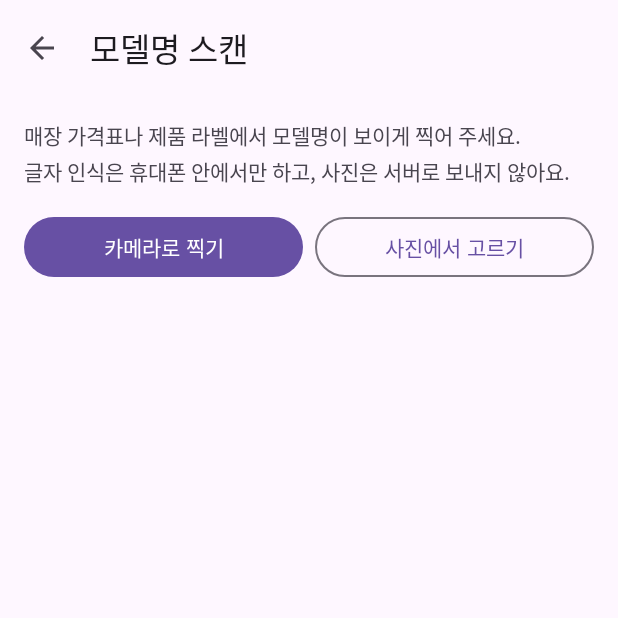
After one commit to immmingyu/appliance-trend-insight-app, an Android app: the ScanActivity screen opened directly, with no data from a screen before it, on a phone screen of 412 x 824 dp, the top half of it. The commit adds this screen. Run offline under Robolectric (Android 15) with nearby library versions, the phone set to English and light mode, and no system bars; libraries missing offline, so code that uses them is left out: com.google.mlkit.vision; network calls fail; pictures from the network do not load; 1 statement that could not run was skipped.

Commit message:
모델명 스캔 추가 (ML Kit 글자 인식)
- 카메라 촬영 또는 갤러리 사진에서 기기 안 글자 인식
- 모델명 후보 판별 로직 (ModelNameExtractor) 및 단위 테스트 6개
- 사진 속 품목 이름도 함께 찾아 검색에 넘김
- 홈 검색창 옆 카메라 버튼 추가

```diff
--- a/app/build.gradle.kts
+++ b/app/build.gradle.kts
@@ -51,4 +51,5 @@ dependencies {
     implementation("androidx.swiperefreshlayout:swiperefreshlayout:1.1.0")
     implementation("com.github.PhilJay:MPAndroidChart:v3.1.0")
     implementation("androidx.work:work-runtime:2.9.1")
+    implementation("com.google.mlkit:text-recognition-korean:16.0.1")
 }
--- a/app/src/main/java/com/example/gajeontiming/MainActivity.java
+++ b/app/src/main/java/com/example/gajeontiming/MainActivity.java
@@ -73,6 +73,8 @@ public class MainActivity extends AppCompatActivity {
 
         // 검색: 키보드의 검색 키 또는 돋보기 버튼
         searchButton.setOnClickListener(v -> search());
+        findViewById(R.id.home_scan_button).setOnClickListener(v ->
+                startActivity(new Intent(this, ScanActivity.class)));   // F-16 모델명 스캔
         searchInput.setOnEditorActionListener((v, actionId, event) -> {
             boolean enter = event != null && event.getKeyCode() == KeyEvent.KEYCODE_ENTER
                     && event.getAction() == KeyEvent.ACTION_DOWN;
--- /dev/null
+++ b/app/src/main/java/com/example/gajeontiming/ScanActivity.java
@@ -0,0 +1,213 @@
+package com.example.gajeontiming;
+
+import android.content.Intent;
+import android.net.Uri;
+import android.os.Bundle;
+import android.view.LayoutInflater;
+import android.view.MenuItem;
+import android.view.View;
+import android.widget.Button;
+import android.widget.EditText;
+import android.widget.ImageView;
+import android.widget.ProgressBar;
+import android.widget.TextView;
+import android.widget.Toast;
+
+import androidx.activity.result.ActivityResultLauncher;
+import androidx.activity.result.PickVisualMediaRequest;
+import androidx.activity.result.contract.ActivityResultContracts;
+import androidx.annotation.NonNull;
+import androidx.appcompat.app.AppCompatActivity;
+import androidx.core.content.FileProvider;
+
+import com.example.gajeontiming.model.Categories;
+import com.example.gajeontiming.scan.ModelNameExtractor;
+import com.google.android.material.appbar.MaterialToolbar;
+import com.google.android.material.chip.Chip;
+import com.google.android.material.chip.ChipGroup;
+import com.google.mlkit.vision.common.InputImage;
+import com.google.mlkit.vision.text.TextRecognition;
+import com.google.mlkit.vision.text.TextRecognizer;
+import com.google.mlkit.vision.text.korean.KoreanTextRecognizerOptions;
+
+import java.io.File;
+import java.io.IOException;
+
+/**
+ * F-16 모델명 스캔 화면.
+ * 가격표 · 제품 라벨을 찍거나(기본 카메라 앱) 갤러리에서 고르면,
+ * ML Kit이 기기 안에서 글자를 읽고(인터넷 · 서버 전송 없음) 모델명 후보를 보여준다.
+ * 후보를 고르거나 직접 고친 뒤 검색하면 제품 목록 화면으로 넘어간다.
+ */
+public class ScanActivity extends AppCompatActivity {
+
+    private ImageView photo;
+    private TextView guide, stateText;
+    private ProgressBar progress;
+    private View resultBox;
+    private ChipGroup candidateGroup;
+    private EditText queryInput;
+
+    private Uri photoUri;            // 카메라 앱이 찍은 사진을 저장할 위치
+    private String detectedCategory; // 사진 속 글자에서 찾은 품목 (예: "에어컨")
+    private TextRecognizer recognizer;
+
+    /** 기본 카메라 앱으로 찍기 → photoUri에 원본 크기로 저장된다 */
+    private final ActivityResultLauncher<Uri> takePicture = registerForActivityResult(
+            new ActivityResultContracts.TakePicture(),
+            saved -> {
+                if (Boolean.TRUE.equals(saved)) recognize(photoUri);
+            });
+
+    /** 갤러리에서 고르기 (에뮬레이터 테스트용으로도 쓴다) */
+    private final ActivityResultLauncher<PickVisualMediaRequest> pickImage = registerForActivityResult(
+            new ActivityResultContracts.PickVisualMedia(),
+            uri -> {
+                if (uri != null) recognize(uri);
+            });
+
+    @Override
+    protected void onCreate(Bundle savedInstanceState) {
+        super.onCreate(savedInstanceState);
+        setContentView(R.layout.activity_scan);
+
+        MaterialToolbar toolbar = findViewById(R.id.toolbar);
+        setSupportActionBar(toolbar);
+        if (getSupportActionBar() != null) {
+            getSupportActionBar().setTitle(R.string.scan_title);
+            getSupportActionBar().setDisplayHomeAsUpEnabled(true);
+        }
+
+        photo = findViewById(R.id.scan_photo);
+        guide = findViewById(R.id.scan_guide);
+        stateText = findViewById(R.id.scan_state);
+        progress = findViewById(R.id.scan_progress);
+        resultBox = findViewById(R.id.scan_result);
+        candidateGroup = findViewById(R.id.scan_candidates);
+        queryInput = findViewById(R.id.scan_query);
+
+        // 한국어 인식 모델은 영문 · 숫자도 함께 읽는다 (가격표에 한글과 모델명이 섞여 있어서 이걸 쓴다)
+        recognizer = TextRecognition.getClient(new KoreanTextRecognizerOptions.Builder().build());
+
+        findViewById(R.id.scan_camera).setOnClickListener(v -> openCamera());
+        findViewById(R.id.scan_gallery).setOnClickListener(v -> pickImage.launch(
+                new PickVisualMediaRequest.Builder()
+                        .setMediaType(ActivityResultContracts.PickVisualMedia.ImageOnly.INSTANCE)
+                        .build()));
+        findViewById(R.id.scan_search).setOnClickListener(v -> search());
+
+        resultBox.setVisibility(View.GONE);
+    }
+
+    // ── 사진 받기 ─────────────────────────────────────────────
+
+    private void openCamera() {
+        try {
+            // 앱 전용 임시 폴더에 빈 파일을 만들고, 카메라 앱이 그 파일에 쓰도록 주소를 넘긴다
+            File dir = new File(getCacheDir(), "scan");
+            if (!dir.exists() && !dir.mkdirs()) throw new IOException("폴더를 만들 수 없음");
+            File file = File.createTempFile("label_", ".jpg", dir);
+            photoUri = FileProvider.getUriForFile(this, getPackageName() + ".fileprovider", file);
+            takePicture.launch(photoUri);
+        } catch (Exception e) {
+            Toast.makeText(this, "카메라를 열 수 없어요. 갤러리에서 사진을 골라 주세요", Toast.LENGTH_SHORT).show();
+        }
+    }
+
+    // ── 글자 인식 ─────────────────────────────────────────────
+
+    private void recognize(Uri uri) {
+        photo.setImageURI(uri);
+        photo.setVisibility(View.VISIBLE);
+        guide.setVisibility(View.GONE);
+        resultBox.setVisibility(View.GONE);
+        progress.setVisibility(View.VISIBLE);
+        stateText.setVisibility(View.VISIBLE);
+        stateText.setText(R.string.scan_reading);
+
+        InputImage image;
+        try {
+            image = InputImage.fromFilePath(this, uri);   // 사진 방향(세로 · 가로)도 알아서 맞춘다
+        } catch (IOException e) {
+            showMessage(getString(R.string.scan_read_failed));
+            return;
+        }
+
+        recognizer.process(image)
+                .addOnSuccessListener(text -> showCandidates(text.getText()))
+                .addOnFailureListener(e -> showMessage(getString(R.string.scan_read_failed)));
+    }
+
+    private void showCandidates(String recognizedText) {
+        progress.setVisibility(View.GONE);
+        ModelNameExtractor.Result result = ModelNameExtractor.extract(recognizedText);
+        detectedCategory = result.category;
+
+        candidateGroup.removeAllViews();
+        resultBox.setVisibility(View.VISIBLE);
+
+        if (result.candidates.isEmpty()) {
+            stateText.setText(recognizedText.trim().isEmpty()
+                    ? getString(R.string.scan_no_text)
+                    : getString(R.string.scan_no_model));
+            queryInput.setText(detectedCategory != null ? detectedCategory : "");
+            return;
+        }
+
+        stateText.setText(detectedCategory != null
+                ? getString(R.string.scan_found_with_category, detectedCategory)
+                : getString(R.string.scan_found));
+
+        // 후보를 칩으로. 누르면 검색창에 들어간다. 첫 번째(가장 모델명다운 것)를 미리 넣어 둔다
+        LayoutInflater inflater = LayoutInflater.from(this);
+        for (String candidate : result.candidates) {
+            Chip chip = (Chip) inflater.inflate(R.layout.item_filter_chip, candidateGroup, false);
+            chip.setText(candidate);
+            chip.setCheckable(false);
+            chip.setOnClickListener(v -> {
+                queryInput.setText(candidate);
+                queryInput.setSelection(candidate.length());
+            });
+            candidateGroup.addView(chip);
+        }
+        queryInput.setText(result.candidates.get(0));
+        queryInput.setSelection(queryInput.length());
+    }
+
+    private void showMessage(String text) {
+        progress.setVisibility(View.GONE);
+        stateText.setVisibility(View.VISIBLE);
+        stateText.setText(text);
+    }
+
+    // ── 검색으로 넘기기 ───────────────────────────────────────
+
+    private void search() {
+        String query = queryInput.getText().toString().trim();
+        if (query.isEmpty()) {
+            Toast.makeText(this, "검색할 모델명을 입력해 주세요", Toast.LENGTH_SHORT).show();
+            return;
+        }
+        // 사진에서 품목을 찾았으면 같이 넘겨서 소모품이 섞이지 않게 한다
+        String category = detectedCategory != null ? detectedCategory : Categories.detect(query);
+        Intent intent = new Intent(this, ProductListActivity.class);
+        intent.putExtra(ProductListActivity.EXTRA_QUERY, query);
+        intent.putExtra(ProductListActivity.EXTRA_CATEGORY, category);
+        startActivity(intent);
+    }
+
+    @Override
+    public boolean onOptionsItemSelected(@NonNull MenuItem item) {
+        if (item.getItemId() == android.R.id.home) {
+            finish();
+            return true;
+        }
+        return super.onOptionsItemSelected(item);
+    }
+
+    @Override
+    protected void onDestroy() {
+        if (recognizer != null) recognizer.close();
+        super.onDestroy();
+    }
+}
--- /dev/null
+++ b/app/src/main/res/layout/activity_scan.xml
@@ -0,0 +1,116 @@
+<?xml version="1.0" encoding="utf-8"?>
+<!-- F-16 모델명 스캔: 사진 → 글자 인식 → 모델명 후보 → 검색 -->
+<LinearLayout xmlns:android="http://schemas.android.com/apk/res/android"
+    android:layout_width="match_parent"
+    android:layout_height="match_parent"
+    android:fitsSystemWindows="true"
+    android:orientation="vertical">
+
+    <com.google.android.material.appbar.MaterialToolbar
+        android:id="@+id/toolbar"
+        android:layout_width="match_parent"
+        android:layout_height="?attr/actionBarSize" />
+
+    <androidx.core.widget.NestedScrollView
+        android:layout_width="match_parent"
+        android:layout_height="0dp"
+        android:layout_weight="1">
+
+        <LinearLayout
+            android:layout_width="match_parent"
+            android:layout_height="wrap_content"
+            android:orientation="vertical"
+            android:padding="16dp">
+
+            <TextView
+                android:id="@+id/scan_guide"
+                android:layout_width="match_parent"
+                android:layout_height="wrap_content"
+                android:lineSpacingExtra="3dp"
+                android:text="@string/scan_guide"
+                android:textSize="14sp" />
+
+            <ImageView
+                android:id="@+id/scan_photo"
+                android:layout_width="match_parent"
+                android:layout_height="220dp"
+                android:adjustViewBounds="true"
+                android:contentDescription="@string/scan_photo_desc"
+                android:scaleType="fitCenter"
+                android:visibility="gone" />
+
+            <LinearLayout
+                android:layout_width="match_parent"
+                android:layout_height="wrap_content"
+                android:layout_marginTop="16dp"
+                android:orientation="horizontal">
+
+                <Button
+                    android:id="@+id/scan_camera"
+                    android:layout_width="0dp"
+                    android:layout_height="wrap_content"
+                    android:layout_marginEnd="8dp"
+                    android:layout_weight="1"
+                    android:text="@string/scan_camera" />
+
+                <Button
+                    android:id="@+id/scan_gallery"
+                    style="@style/Widget.Material3.Button.OutlinedButton"
+                    android:layout_width="0dp"
+                    android:layout_height="wrap_content"
+                    android:layout_weight="1"
+                    android:text="@string/scan_gallery" />
+            </LinearLayout>
+
+            <ProgressBar
+                android:id="@+id/scan_progress"
+                android:layout_width="32dp"
+                android:layout_height="32dp"
+                android:layout_gravity="center"
+                android:layout_marginTop="16dp"
+                android:visibility="gone" />
+
+            <TextView
+                android:id="@+id/scan_state"
+                android:layout_width="match_parent"
+                android:layout_height="wrap_content"
+                android:layout_marginTop="12dp"
+                android:textSize="14sp"
+                android:visibility="gone" />
+
+            <!-- 인식 결과 -->
+            <LinearLayout
+                android:id="@+id/scan_result"
+                android:layout_width="match_parent"
+                android:layout_height="wrap_content"
+                android:orientation="vertical">
+
+                <com.google.android.material.chip.ChipGroup
+                    android:id="@+id/scan_candidates"
+                    android:layout_width="match_parent"
+                    android:layout_height="wrap_content"
+                    android:layout_marginTop="8dp" />
+
+                <TextView
+                    style="@style/DetailLabel"
+                    android:text="@string/scan_query_label" />
+
+                <EditText
+                    android:id="@+id/scan_query"
+                    android:layout_width="match_parent"
+                    android:layout_height="wrap_content"
+                    android:autofillHints="@null"
+                    android:hint="@string/scan_query_hint"
+                    android:inputType="textCapCharacters"
+                    android:minHeight="48dp" />
+
+                <Button
+                    android:id="@+id/scan_search"
+                    android:layout_width="match_parent"
+                    android:layout_height="wrap_content"
+                    android:layout_marginTop="8dp"
+                    android:text="@string/scan_search" />
+            </LinearLayout>
+        </LinearLayout>
+    </androidx.core.widget.NestedScrollView>
+</LinearLayout>
--- a/app/src/main/res/values/strings.xml
+++ b/app/src/main/res/values/strings.xml
@@ -116,4 +116,19 @@
     <string name="recommend_result">AI 추천 결과</string>
     <string name="recommend_result_with_term">AI 추천 결과 · “%1$s” 검색 기준</string>
     <string name="recommend_limited">지금 AI 사용량이 많아서 평점과 리뷰 수가 높은 순서로 골랐어요.</string>
+    <string name="scan_title">모델명 스캔</string>
+    <string name="scan_guide">매장 가격표나 제품 라벨에서 모델명이 보이게 찍어 주세요.\n글자 인식은 휴대폰 안에서만 하고, 사진은 서버로 보내지 않아요.</string>
+    <string name="scan_photo_desc">찍은 가격표 사진</string>
+    <string name="scan_camera">카메라로 찍기</string>
+    <string name="scan_gallery">사진에서 고르기</string>
+    <string name="scan_reading">글자를 읽는 중…</string>
+    <string name="scan_read_failed">사진을 읽지 못했어요. 다시 찍어 주세요.</string>
+    <string name="scan_no_text">글자를 찾지 못했어요. 모델명이 크고 선명하게 보이게 다시 찍어 주세요.</string>
+    <string name="scan_no_model">모델명처럼 보이는 글자를 찾지 못했어요. 아래에 직접 입력해 주세요.</string>
+    <string name="scan_found">모델명 후보를 찾았어요. 맞는 것을 누르거나 직접 고쳐 주세요.</string>
+    <string name="scan_found_with_category">%1$s 모델명 후보를 찾았어요. 맞는 것을 누르거나 직접 고쳐 주세요.</string>
+    <string name="scan_query_label">검색할 모델명</string>
+    <string name="scan_query_hint">예: AF17B6474TZS</string>
+    <string name="scan_search">이 모델명으로 검색</string>
+    <string name="scan_open">모델명 스캔</string>
 </resources>
```
Also changed, not shown: app/src/main/AndroidManifest.xml (+17 -0 lines), app/src/main/java/com/example/gajeontiming/scan/ModelNameExtractor.java (added, +100 -0 lines), app/src/main/res/layout/activity_main.xml (+9 -0 lines), app/src/main/res/xml/file_paths.xml (added, +7 -0 lines), 1 other file.
